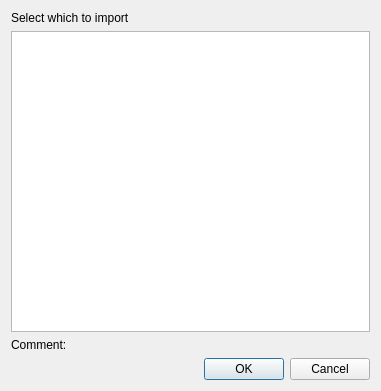
Old version of the form src/ui/importwindow.ui in the repository michael02022/sfzbuilder.
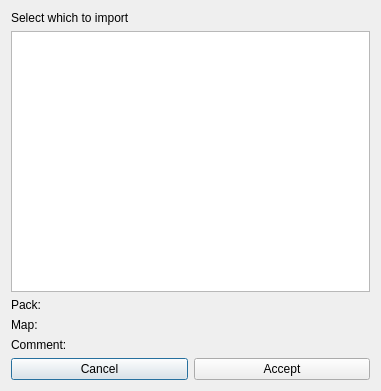
New version of the form.

Commit message: added import feature

Diff of the .ui file:
```diff
--- a/src/ui/importwindow.ui
+++ b/src/ui/importwindow.ui
@@ -14,7 +14,14 @@
    <string>Import mappings</string>
   </property>
   <layout class="QGridLayout" name="gridLayout_2">
-   <item row="1" column="0">
+   <item row="0" column="0" colspan="2">
+    <widget class="QLabel" name="label">
+     <property name="text">
+      <string>Select which to import</string>
+     </property>
+    </widget>
+   </item>
+   <item row="1" column="0" colspan="2">
     <layout class="QGridLayout" name="gridLayout">
      <item row="1" column="0">
       <widget class="QListWidget" name="listImportMap">
@@ -24,31 +31,45 @@
          <verstretch>0</verstretch>
         </sizepolicy>
        </property>
+       <property name="selectionMode">
+        <enum>QAbstractItemView::ExtendedSelection</enum>
+       </property>
       </widget>
      </item>
      <item row="3" column="0">
-      <widget class="QDialogButtonBox" name="btnImportYesNo">
-       <property name="orientation">
-        <enum>Qt::Horizontal</enum>
-       </property>
-       <property name="standardButtons">
-        <set>QDialogButtonBox::Cancel|QDialogButtonBox::Ok</set>
+      <widget class="QLabel" name="lblImportMap">
+       <property name="text">
+        <string>Map: </string>
        </property>
       </widget>
      </item>
-     <item row="2" column="0">
+     <item row="4" column="0">
       <widget class="QLabel" name="lblImportComment">
        <property name="text">
         <string>Comment: </string>
        </property>
       </widget>
      </item>
+     <item row="2" column="0">
+      <widget class="QLabel" name="lblImportPack">
+       <property name="text">
+        <string>Pack: </string>
+       </property>
+      </widget>
+     </item>
     </layout>
    </item>
-   <item row="0" column="0">
-    <widget class="QLabel" name="label">
+   <item row="2" column="0">
+    <widget class="QPushButton" name="pbnImportCancel">
      <property name="text">
-      <string>Select which to import</string>
+      <string>Cancel</string>
+     </property>
+    </widget>
+   </item>
+   <item row="2" column="1">
+    <widget class="QPushButton" name="pbnImportAccept">
+     <property name="text">
+      <string>Accept</string>
      </property>
     </widget>
    </item>
```
Left out of the diff: 35 changed lines with no effect on the pictures. The commit also changes 4 other files.
